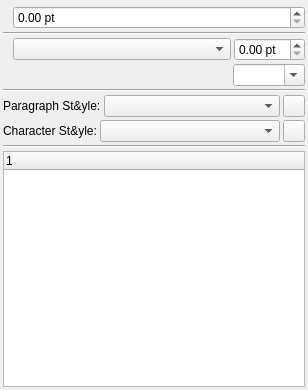
Qt form scribus/ui/propertiespalette_textbase.ui (scribusproject/scribus) before a commit.
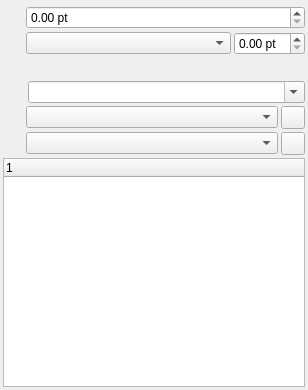
The same form after that commit. Icons and pictures are not drawn. Custom widgets are drawn as their Qt base class.

Commit message: #16509: Updates for layout (bubu)

Diff of the .ui file:
```diff
--- a/scribus/ui/propertiespalette_textbase.ui
+++ b/scribus/ui/propertiespalette_textbase.ui
@@ -39,11 +39,17 @@
      </property>
      <item>
       <widget class="QLabel" name="fontSizeLabel">
-       <property name="sizePolicy">
-        <sizepolicy hsizetype="Preferred" vsizetype="Fixed">
-         <horstretch>0</horstretch>
-         <verstretch>0</verstretch>
-        </sizepolicy>
+       <property name="minimumSize">
+        <size>
+         <width>20</width>
+         <height>0</height>
+        </size>
+       </property>
+       <property name="maximumSize">
+        <size>
+         <width>22</width>
+         <height>22</height>
+        </size>
        </property>
        <property name="text">
         <string/>
@@ -74,13 +80,6 @@
      </item>
     </layout>
    </item>
-   <item>
-    <widget class="Line" name="line_3">
-     <property name="orientation">
-      <enum>Qt::Horizontal</enum>
-     </property>
-    </widget>
-   </item>
    <item>
     <layout class="QHBoxLayout" name="horizontalLayout_2">
      <property name="spacing">
@@ -88,11 +87,17 @@
      </property>
      <item>
       <widget class="QLabel" name="lineSpacingLabel">
-       <property name="sizePolicy">
-        <sizepolicy hsizetype="Preferred" vsizetype="Fixed">
-         <horstretch>0</horstretch>
-         <verstretch>0</verstretch>
-        </sizepolicy>
+       <property name="minimumSize">
+        <size>
+         <width>20</width>
+         <height>0</height>
+        </size>
+       </property>
+       <property name="maximumSize">
+        <size>
+         <width>22</width>
+         <height>22</height>
+        </size>
        </property>
        <property name="text">
         <string/>
@@ -138,6 +143,28 @@
      <property name="spacing">
       <number>3</number>
      </property>
+     <item>
+      <widget class="QLabel" name="textAlignmentLabel">
+       <property name="minimumSize">
+        <size>
+         <width>20</width>
+         <height>0</height>
+        </size>
+       </property>
+       <property name="maximumSize">
+        <size>
+         <width>22</width>
+         <height>22</height>
+        </size>
+       </property>
+       <property name="text">
+        <string/>
+       </property>
+      </widget>
+     </item>
+     <item>
+      <widget class="AlignSelect" name="textAlignment" native="true"/>
+     </item>
      <item alignment="Qt::AlignLeft">
       <widget class="DirectionSelect" name="textDirection" native="true"/>
      </item>
@@ -157,8 +184,40 @@
        </property>
       </spacer>
      </item>
+    </layout>
+   </item>
+   <item>
+    <layout class="QHBoxLayout" name="horizontalLayout_6">
+     <property name="spacing">
+      <number>3</number>
+     </property>
+     <item>
+      <widget class="QLabel" name="langLabel">
+       <property name="minimumSize">
+        <size>
+         <width>20</width>
+         <height>0</height>
+        </size>
+       </property>
+       <property name="maximumSize">
+        <size>
+         <width>22</width>
+         <height>22</height>
+        </size>
+       </property>
+       <property name="text">
+        <string/>
+       </property>
+      </widget>
+     </item>
      <item>
       <widget class="QComboBox" name="langCombo">
+       <property name="sizePolicy">
+        <sizepolicy hsizetype="Minimum" vsizetype="Fixed">
+         <horstretch>0</horstretch>
+         <verstretch>0</verstretch>
+        </sizepolicy>
+       </property>
        <property name="toolTip">
         <string>Text Language</string>
        </property>
@@ -169,20 +228,6 @@
      </item>
     </layout>
    </item>
-   <item>
-    <layout class="QHBoxLayout" name="horizontalLayout_6">
-     <property name="spacing">
-      <number>3</number>
-     </property>
-    </layout>
-   </item>
-   <item>
-    <widget class="Line" name="line">
-     <property name="orientation">
-      <enum>Qt::Horizontal</enum>
-     </property>
-    </widget>
-   </item>
    <item>
     <layout class="QHBoxLayout" name="horizontalLayout_3">
      <property name="spacing">
@@ -190,14 +235,20 @@
      </property>
      <item>
       <widget class="QLabel" name="paraStyleLabel">
-       <property name="sizePolicy">
-        <sizepolicy hsizetype="Preferred" vsizetype="Fixed">
-         <horstretch>0</horstretch>
-         <verstretch>0</verstretch>
-        </sizepolicy>
+       <property name="minimumSize">
+        <size>
+         <width>20</width>
+         <height>0</height>
+        </size>
+       </property>
+       <property name="maximumSize">
+        <size>
+         <width>22</width>
+         <height>22</height>
+        </size>
        </property>
        <property name="text">
-        <string>Paragraph St&amp;yle:</string>
+        <string/>
        </property>
        <property name="pixmap">
         <pixmap>../../resources/icons/zeichen.png</pixmap>
@@ -219,12 +270,6 @@
      </item>
      <item>
       <widget class="QToolButton" name="paraStyleClear">
-       <property name="maximumSize">
-        <size>
-         <width>22</width>
-         <height>22</height>
-        </size>
-       </property>
        <property name="toolTip">
         <string>Remove Direct Paragraph Formatting</string>
        </property>
@@ -246,14 +291,20 @@
      </property>
      <item>
       <widget class="QLabel" name="charStyleLabel">
-       <property name="sizePolicy">
-        <sizepolicy hsizetype="Preferred" vsizetype="Fixed">
-         <horstretch>0</horstretch>
-         <verstretch>0</verstretch>
-        </sizepolicy>
+       <property name="minimumSize">
+        <size>
+         <width>20</width>
+         <height>0</height>
+        </size>
+       </property>
+       <property name="maximumSize">
+        <size>
+         <width>22</width>
+         <height>22</height>
+        </size>
        </property>
        <property name="text">
-        <string>Character St&amp;yle:</string>
+        <string/>
        </property>
        <property name="pixmap">
         <pixmap>../../resources/icons/zeichen.png</pixmap>
@@ -275,12 +326,6 @@
      </item>
      <item>
       <widget class="QToolButton" name="charStyleClear">
-       <property name="maximumSize">
-        <size>
-         <width>22</width>
-         <height>22</height>
-        </size>
-       </property>
        <property name="toolTip">
         <string>Remove Direct Character Formatting</string>
        </property>
@@ -295,13 +340,6 @@
      </item>
     </layout>
    </item>
-   <item>
-    <widget class="Line" name="line_2">
-     <property name="orientation">
-      <enum>Qt::Horizontal</enum>
-     </property>
-    </widget>
-   </item>
    <item>
     <widget class="ScTreeWidget" name="textTree">
      <column>
```
Left out of the diff: 3 changed lines with no effect on the pictures. The commit also changes 7 other files.
